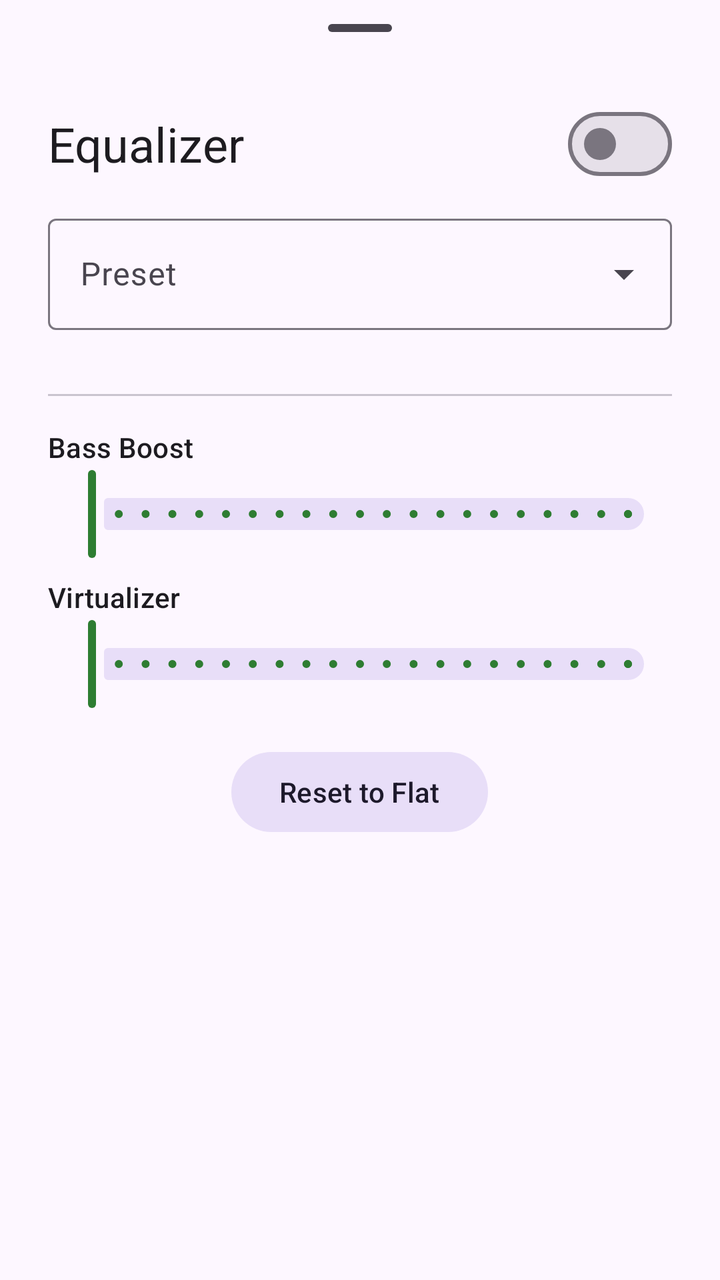
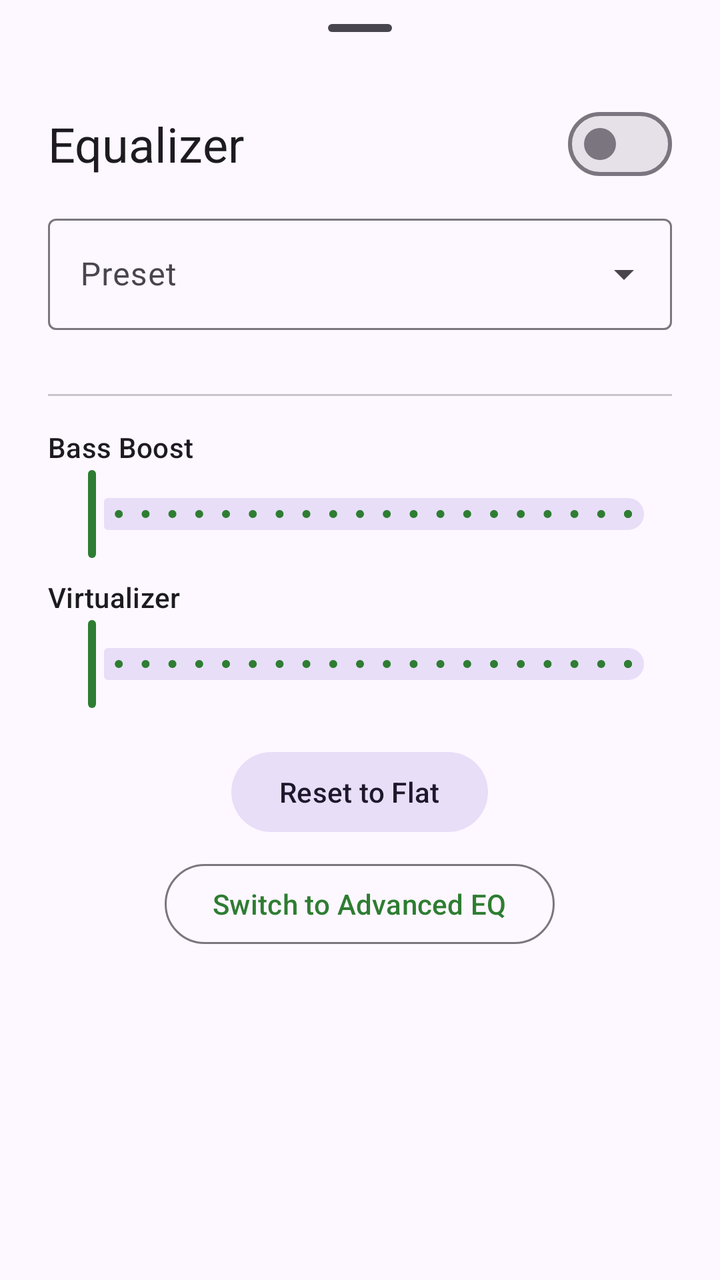

Screens rendered from an Android XML layout before and after an edit, with the pre-edit source and the edit as a unified diff.
<!-- AndroidManifest.xml: application theme Theme.Gramophone -->
<!-- res/layout/fragment_equalizer.xml -->
<?xml version="1.0" encoding="utf-8"?>
<androidx.core.widget.NestedScrollView xmlns:android="http://schemas.android.com/apk/res/android"
    xmlns:app="http://schemas.android.com/apk/res-auto"
    android:layout_width="match_parent"
    android:layout_height="wrap_content"
    android:clipToPadding="false"
    android:paddingBottom="24dp">

    <LinearLayout
        android:layout_width="match_parent"
        android:layout_height="wrap_content"
        android:orientation="vertical">

        
        <com.google.android.material.bottomsheet.BottomSheetDragHandleView
            android:layout_width="match_parent"
            android:layout_height="wrap_content" />

        
        <LinearLayout
            android:layout_width="match_parent"
            android:layout_height="wrap_content"
            android:gravity="center_vertical"
            android:orientation="horizontal"
            android:paddingHorizontal="24dp"
            android:paddingBottom="8dp">

            <TextView
                android:layout_width="0dp"
                android:layout_height="wrap_content"
                android:layout_weight="1"
                android:text="@string/equalizer"
                android:textAppearance="?attr/textAppearanceHeadlineSmall" />

            <com.google.android.material.materialswitch.MaterialSwitch
                android:id="@+id/eq_enable_switch"
                android:layout_width="wrap_content"
                android:layout_height="wrap_content" />
        </LinearLayout>

        
        <com.google.android.material.textfield.TextInputLayout
            android:id="@+id/preset_layout"
            style="@style/Widget.Material3.TextInputLayout.OutlinedBox.ExposedDropdownMenu"
            android:layout_width="match_parent"
            android:layout_height="wrap_content"
            android:layout_marginHorizontal="24dp"
            android:layout_marginBottom="16dp"
            android:hint="@string/preset">

            <AutoCompleteTextView
                android:id="@+id/preset_dropdown"
                android:layout_width="match_parent"
                android:layout_height="wrap_content"
                android:inputType="none" />
        </com.google.android.material.textfield.TextInputLayout>

        
        <TextView
            android:id="@+id/eq_unsupported_text"
            android:layout_width="match_parent"
            android:layout_height="wrap_content"
            android:gravity="center"
            android:paddingHorizontal="24dp"
            android:paddingVertical="48dp"
            android:text="@string/eq_not_supported"
            android:textAppearance="?attr/textAppearanceBodyLarge"
            android:visibility="gone" />

        
        <HorizontalScrollView
            android:id="@+id/bands_scroll"
            android:layout_width="match_parent"
            android:layout_height="wrap_content"
            android:layout_marginBottom="16dp"
            android:scrollbars="none">

            <LinearLayout
                android:id="@+id/bands_container"
                android:layout_width="wrap_content"
                android:layout_height="wrap_content"
                android:gravity="center_horizontal"
                android:orientation="horizontal"
                android:paddingHorizontal="12dp" />
        </HorizontalScrollView>

        
        <com.google.android.material.divider.MaterialDivider
            android:layout_width="match_parent"
            android:layout_height="wrap_content"
            android:layout_marginHorizontal="24dp"
            android:layout_marginBottom="16dp" />

        
        <LinearLayout
            android:id="@+id/bass_boost_row"
            android:layout_width="match_parent"
            android:layout_height="wrap_content"
            android:gravity="center_vertical"
            android:orientation="vertical"
            android:paddingHorizontal="24dp"
            android:paddingBottom="8dp">

            <TextView
                android:layout_width="wrap_content"
                android:layout_height="wrap_content"
                android:text="@string/bass_boost"
                android:textAppearance="?attr/textAppearanceLabelLarge" />

            <com.google.android.material.slider.Slider
                android:id="@+id/bass_boost_slider"
                android:layout_width="match_parent"
                android:layout_height="wrap_content"
                android:valueFrom="0"
                android:valueTo="1000"
                android:stepSize="50" />
        </LinearLayout>

        
        <LinearLayout
            android:id="@+id/virtualizer_row"
            android:layout_width="match_parent"
            android:layout_height="wrap_content"
            android:gravity="center_vertical"
            android:orientation="vertical"
            android:paddingHorizontal="24dp"
            android:paddingBottom="16dp">

            <TextView
                android:layout_width="wrap_content"
                android:layout_height="wrap_content"
                android:text="@string/virtualizer"
                android:textAppearance="?attr/textAppearanceLabelLarge" />

            <com.google.android.material.slider.Slider
                android:id="@+id/virtualizer_slider"
                android:layout_width="match_parent"
                android:layout_height="wrap_content"
                android:valueFrom="0"
                android:valueTo="1000"
                android:stepSize="50" />
        </LinearLayout>

        
        <com.google.android.material.button.MaterialButton
            android:id="@+id/reset_button"
            style="@style/Widget.Material3.Button.TonalButton"
            android:layout_width="wrap_content"
            android:layout_height="wrap_content"
            android:layout_gravity="center_horizontal"
            android:text="@string/reset_to_flat" />

    </LinearLayout>
</androidx.core.widget.NestedScrollView>
<!-- resources referenced by this layout -->
<resources>
  <string name="bass_boost">Bass Boost</string>
  <string name="eq_not_supported">Equalizer not supported on this device</string>
  <string name="equalizer">Equalizer</string>
  <string name="preset">Preset</string>
  <string name="reset_to_flat">Reset to Flat</string>
  <string name="virtualizer">Virtualizer</string>
  <style name="Theme.Gramophone" parent="PreV31.Theme.Gramophone" />
  <color name="md_theme_primary">#2E7D32</color>
  <color name="md_theme_onPrimary">#FFFFFF</color>
  <color name="md_theme_primaryContainer">#A8F5A0</color>
  <color name="md_theme_onPrimaryContainer">#002200</color>
  <color name="md_theme_secondary">#6750A4</color>
  <color name="md_theme_onSecondary">#FFFFFF</color>
  <color name="md_theme_secondaryContainer">#E8DEF8</color>
  <color name="md_theme_onSecondaryContainer">#1D192B</color>
  <color name="md_theme_tertiary">#7B5EA7</color>
  <color name="md_theme_onTertiary">#FFFFFF</color>
  <color name="md_theme_tertiaryContainer">#ECDCFF</color>
  <color name="md_theme_onTertiaryContainer">#250954</color>
  <color name="md_theme_error">#BA1A1A</color>
  <color name="md_theme_onError">#FFFFFF</color>
  <color name="md_theme_errorContainer">#FFDAD6</color>
  <color name="md_theme_onErrorContainer">#410002</color>
  <color name="md_theme_background">#FDF7FF</color>
  <color name="md_theme_onBackground">#1D1B20</color>
  <color name="md_theme_surface">#FDF7FF</color>
  <color name="md_theme_onSurface">#1D1B20</color>
  <color name="md_theme_surfaceVariant">#E7E0EB</color>
  <color name="md_theme_onSurfaceVariant">#49454F</color>
  <color name="md_theme_outline">#7A757F</color>
  <color name="md_theme_outlineVariant">#CAC4CF</color>
  <color name="md_theme_inverseSurface">#322F35</color>
  <color name="md_theme_inverseOnSurface">#F5EFF7</color>
  <color name="md_theme_inversePrimary">#69FF5C</color>
  <color name="md_theme_primaryFixed">#85FF76</color>
  <color name="md_theme_onPrimaryFixed">#002200</color>
  <color name="md_theme_primaryFixedDim">#69FF5C</color>
  <color name="md_theme_onPrimaryFixedVariant">#005300</color>
  <color name="md_theme_secondaryFixed">#E2D0F8</color>
  <color name="md_theme_onSecondaryFixed">#1A082D</color>
  <color name="md_theme_secondaryFixedDim">#C5B3E0</color>
  <color name="md_theme_onSecondaryFixedVariant">#44305A</color>
  <color name="md_theme_tertiaryFixed">#ECDCFF</color>
  <color name="md_theme_onTertiaryFixed">#250954</color>
  <color name="md_theme_tertiaryFixedDim">#D4BBFF</color>
  <color name="md_theme_onTertiaryFixedVariant">#523E87</color>
  <color name="md_theme_surfaceDim">#DED8E0</color>
  <color name="md_theme_surfaceBright">#FDF7FF</color>
  <color name="md_theme_surfaceContainerLowest">#FFFFFF</color>
  <color name="md_theme_surfaceContainerLow">#F7F2FA</color>
  <color name="md_theme_surfaceContainer">#F2ECF4</color>
  <color name="md_theme_surfaceContainerHigh">#ECE6EE</color>
  <color name="md_theme_surfaceContainerHighest">#E6E0E9</color>
  <style name="TextAppearance.App.BodyLarge" parent="TextAppearance.Material3.BodyLarge">
          <item name="android:textColor">?attr/colorOnSurface</item>
      </style>
  <style name="CollapsingToolbarLarge" parent="Widget.Material3.CollapsingToolbar.Large">
          <item name="titleCollapseMode">scale</item>
          <item name="contentScrim">?attr/colorSurfaceContainer</item>
      </style>
  <style name="ModalBottomSheetDialog" parent="Widget.Material3.BottomSheet.Modal">
          <item name="shapeAppearance">@style/BottomPlayerCornerShape</item>
          <item name="marginLeftSystemWindowInsets">false</item>
          <item name="marginRightSystemWindowInsets">false</item>
          <item name="paddingBottomSystemWindowInsets">false</item>
      </style>
  <style name="BottomPlayerCornerShape">
          <item name="cornerSize">0dp</item>
      </style>
</resources>

<!-- the commit's change to res/layout/fragment_equalizer.xml (unified diff, before → after) -->
@@ -150,5 +150,15 @@
             android:layout_gravity="center_horizontal"
             android:text="@string/reset_to_flat" />
 
+        
+        <com.google.android.material.button.MaterialButton
+            android:id="@+id/switch_to_advanced_button"
+            style="@style/Widget.Material3.Button.OutlinedButton"
+            android:layout_width="wrap_content"
+            android:layout_height="wrap_content"
+            android:layout_gravity="center_horizontal"
+            android:layout_marginTop="8dp"
+            android:text="@string/eq_switch_to_advanced" />
+
     </LinearLayout>
 </androidx.core.widget.NestedScrollView>
<!-- resource entries referenced after the edit -->
@@ -2,6 +2,7 @@
 <resources>
   <string name="bass_boost">Bass Boost</string>
   <string name="eq_not_supported">Equalizer not supported on this device</string>
+  <string name="eq_switch_to_advanced">Switch to Advanced EQ</string>
   <string name="equalizer">Equalizer</string>
   <string name="preset">Preset</string>
   <string name="reset_to_flat">Reset to Flat</string>
